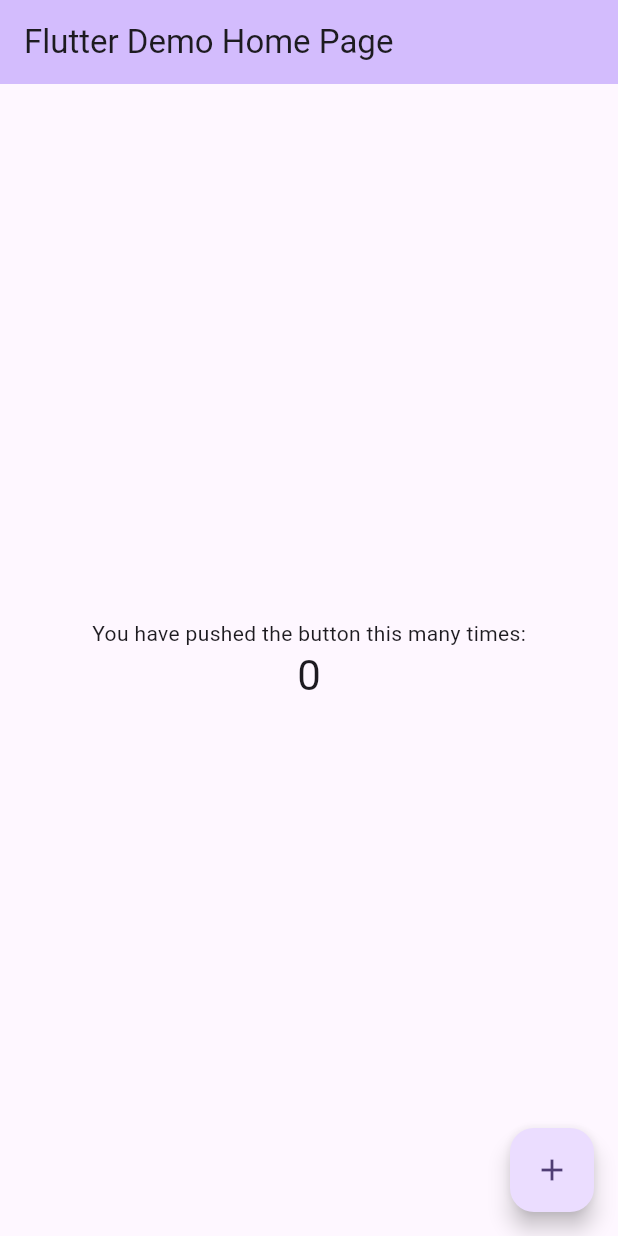
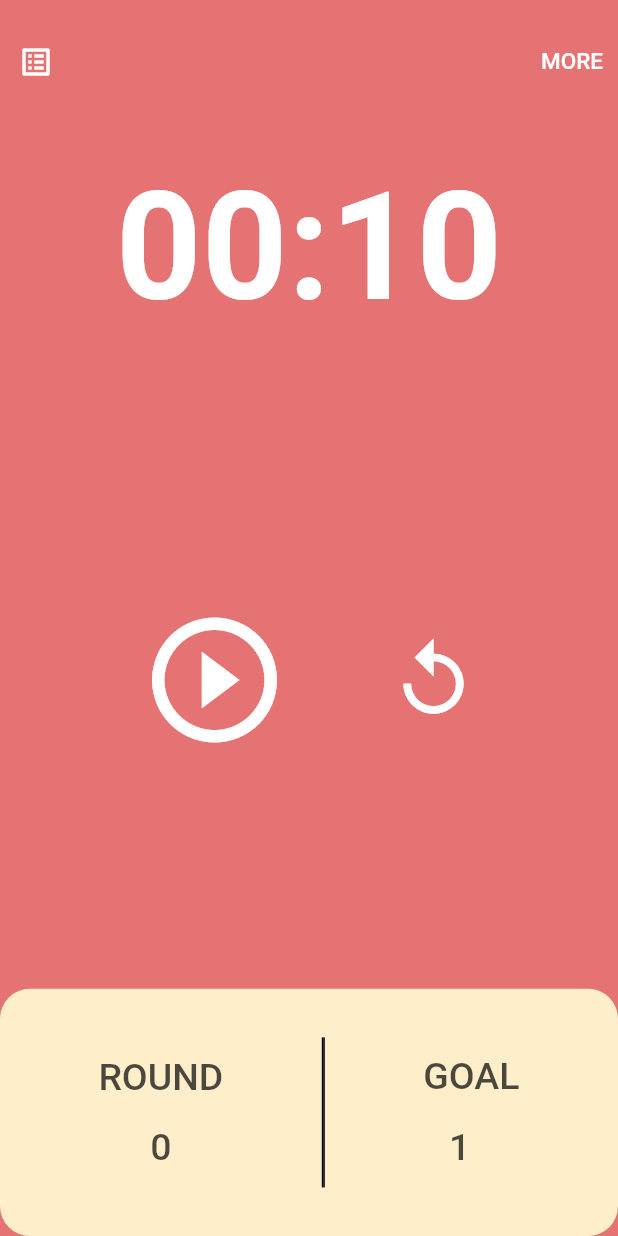
Before and after one commit to bangProgram/flutter_pomodoros, a Flutter app: the screen it shows after launch, on a phone screen of 412 x 824 dp. Run offline on Flutter 3.47's test engine with Material 2 defaults, Android fonts, the phone set to English and light mode, and no system bars.

Commit message:
pomodoro imsi End
review End

```diff
--- a/lib/main.dart
+++ b/lib/main.dart
@@ -1,125 +1,17 @@
 import 'package:flutter/material.dart';
+import 'package:flutter_pomodoros/screens/home_screen.dart';
 
 void main() {
-  runApp(const MyApp());
+  runApp(const App());
 }
 
-class MyApp extends StatelessWidget {
-  const MyApp({super.key});
+class App extends StatelessWidget {
+  const App({super.key});
 
-  // This widget is the root of your application.
   @override
   Widget build(BuildContext context) {
     return MaterialApp(
-      title: 'Flutter Demo',
-      theme: ThemeData(
-        // This is the theme of your application.
-        //
-        // TRY THIS: Try running your application with "flutter run". You'll see
-        // the application has a blue toolbar. Then, without quitting the app,
-        // try changing the seedColor in the colorScheme below to Colors.green
-        // and then invoke "hot reload" (save your changes or press the "hot
-        // reload" button in a Flutter-supported IDE, or press "r" if you used
-        // the command line to start the app).
-        //
-        // Notice that the counter didn't reset back to zero; the application
-        // state is not lost during the reload. To reset the state, use hot
-        // restart instead.
-        //
-        // This works for code too, not just values: Most code changes can be
-        // tested with just a hot reload.
-        colorScheme: ColorScheme.fromSeed(seedColor: Colors.deepPurple),
-        useMaterial3: true,
-      ),
-      home: const MyHomePage(title: 'Flutter Demo Home Page'),
+      home: HomeScreen(),
     );
   }
 }
-
-class MyHomePage extends StatefulWidget {
-  const MyHomePage({super.key, required this.title});
-
-  // This widget is the home page of your application. It is stateful, meaning
-  // that it has a State object (defined below) that contains fields that affect
-  // how it looks.
-
-  // This class is the configuration for the state. It holds the values (in this
-  // case the title) provided by the parent (in this case the App widget) and
-  // used by the build method of the State. Fields in a Widget subclass are
-  // always marked "final".
-
-  final String title;
-
-  @override
-  State<MyHomePage> createState() => _MyHomePageState();
-}
-
-class _MyHomePageState extends State<MyHomePage> {
-  int _counter = 0;
-
-  void _incrementCounter() {
-    setState(() {
-      // This call to setState tells the Flutter framework that something has
-      // changed in this State, which causes it to rerun the build method below
-      // so that the display can reflect the updated values. If we changed
-      // _counter without calling setState(), then the build method would not be
-      // called again, and so nothing would appear to happen.
-      _counter++;
-    });
-  }
-
-  @override
-  Widget build(BuildContext context) {
-    // This method is rerun every time setState is called, for instance as done
-    // by the _incrementCounter method above.
-    //
-    // The Flutter framework has been optimized to make rerunning build methods
-    // fast, so that you can just rebuild anything that needs updating rather
-    // than having to individually change instances of widgets.
-    return Scaffold(
-      appBar: AppBar(
-        // TRY THIS: Try changing the color here to a specific color (to
-        // Colors.amber, perhaps?) and trigger a hot reload to see the AppBar
-        // change color while the other colors stay the same.
-        backgroundColor: Theme.of(context).colorScheme.inversePrimary,
-        // Here we take the value from the MyHomePage object that was created by
-        // the App.build method, and use it to set our appbar title.
-        title: Text(widget.title),
-      ),
-      body: Center(
-        // Center is a layout widget. It takes a single child and positions it
-        // in the middle of the parent.
-        child: Column(
-          // Column is also a layout widget. It takes a list of children and
-          // arranges them vertically. By default, it sizes itself to fit its
-          // children horizontally, and tries to be as tall as its parent.
-          //
-          // Column has various properties to control how it sizes itself and
-          // how it positions its children. Here we use mainAxisAlignment to
-          // center the children vertically; the main axis here is the vertical
-          // axis because Columns are vertical (the cross axis would be
-          // horizontal).
-          //
-          // TRY THIS: Invoke "debug painting" (choose the "Toggle Debug Paint"
-          // action in the IDE, or press "p" in the console), to see the
-          // wireframe for each widget.
-          mainAxisAlignment: MainAxisAlignment.center,
-          children: <Widget>[
-            const Text(
-              'You have pushed the button this many times:',
-            ),
-            Text(
-              '$_counter',
-              style: Theme.of(context).textTheme.headlineMedium,
-            ),
-          ],
-        ),
-      ),
-      floatingActionButton: FloatingActionButton(
-        onPressed: _incrementCounter,
-        tooltip: 'Increment',
-        child: const Icon(Icons.add),
-      ), // This trailing comma makes auto-formatting nicer for build methods.
-    );
-  }
-}
--- /dev/null
+++ b/lib/screens/home_screen.dart
@@ -0,0 +1,253 @@
+import 'dart:async';
+
+import 'package:flutter/material.dart';
+
+class HomeScreen extends StatefulWidget {
+  const HomeScreen({super.key});
+
+  @override
+  State<HomeScreen> createState() => _HomeScreenState();
+}
+
+class _HomeScreenState extends State<HomeScreen> {
+  static int twentyMin = 10;
+
+  int settingTime = twentyMin;
+  int runningTime = twentyMin;
+  int round = 0;
+  int goal = 0;
+  bool isRunning = false;
+  late Timer timer;
+
+  void onTick(Timer timer) {
+    if (runningTime == 0) {
+      runningTime = settingTime;
+      round = round + 1;
+      isRunning = false;
+      timer.cancel();
+    } else {
+      runningTime = runningTime - 1;
+    }
+    setState(() {});
+  }
+
+  void onStartPressed() {
+    isRunning = true;
+    timer = Timer.periodic(
+      const Duration(seconds: 1),
+      onTick,
+    );
+  }
+
+  void onPausePressed() {
+    isRunning = false;
+    timer.cancel();
+    setState(() {});
+  }
+
+  void onRefreshPressed() {
+    runningTime = settingTime;
+    round = 0;
+    isRunning = false;
+    timer.cancel();
+    setState(() {});
+  }
+
+  String timeFormat(int runningTime) {
+    var fullTime = Duration(seconds: runningTime).toString().split('.').first;
+    List<String> timeList = fullTime.split(':');
+    return '${timeList[1]}:${timeList[2]}';
+  }
+
+  @override
+  Widget build(BuildContext context) {
+    return Scaffold(
+      backgroundColor: Colors.red.shade300,
+      body: Container(
+        child: Column(
+          children: [
+            Flexible(
+              flex: 1,
+              fit: FlexFit.tight,
+              child: Row(
+                mainAxisAlignment: MainAxisAlignment.spaceBetween,
+                children: [
+                  IconButton(
+                    onPressed: () {},
+                    color: Colors.white,
+                    icon: const Icon(Icons.list_alt),
+                  ),
+                  const Padding(
+                    padding: EdgeInsets.only(
+                      right: 10,
+                    ),
+                    child: Text(
+                      'MORE',
+                      style: TextStyle(
+                        fontSize: 15,
+                        fontWeight: FontWeight.w500,
+                        color: Colors.white,
+                      ),
+                    ),
+                  ),
+                ],
+              ),
+            ),
+            Flexible(
+              flex: 2,
+              fit: FlexFit.tight,
+              child: Column(
+                mainAxisAlignment: MainAxisAlignment.center,
+                children: [
+                  Text(
+                    timeFormat(runningTime),
+                    style: const TextStyle(
+                      fontSize: 100,
+                      fontWeight: FontWeight.w700,
+                      color: Colors.white,
+                    ),
+                  ),
+                ],
+              ),
+            ),
+            Flexible(
+              flex: 5,
+              fit: FlexFit.tight,
+              child: Column(
+                mainAxisAlignment: MainAxisAlignment.center,
+                children: [
+                  Row(
+                    mainAxisAlignment: MainAxisAlignment.center,
+                    children: [
+                      IconButton(
+                        iconSize: 100,
+                        color: Colors.white,
+                        onPressed: isRunning ? onPausePressed : onStartPressed,
+                        icon: isRunning
+                            ? const Icon(Icons.pause_circle_outline)
+                            : const Icon(
+                                Icons.play_circle_outline,
+                              ),
+                      ),
+                      const SizedBox(
+                        width: 50,
+                      ),
+                      IconButton(
+                        iconSize: 60,
+                        color: Colors.white,
+                        onPressed: onRefreshPressed,
+                        icon: const Icon(
+                          Icons.replay,
+                        ),
+                      ),
+                    ],
+                  ),
+                ],
+              ),
+            ),
+            Flexible(
+              flex: 2,
+              fit: FlexFit.tight,
+              child: Container(
+                decoration: BoxDecoration(
+                  borderRadius: BorderRadius.circular(20),
+                  color: const Color.fromARGB(255, 255, 238, 202),
+                ),
+                child: Row(
+                  mainAxisAlignment: MainAxisAlignment.spaceEvenly,
+                  crossAxisAlignment: CrossAxisAlignment.center,
+                  children: [
+                    Container(
+                      padding: const EdgeInsets.all(15),
+                      child: Column(
+                        mainAxisAlignment: MainAxisAlignment.center,
+                        children: [
+                          Text(
+                            'ROUND',
+                            style: TextStyle(
+                              fontSize: 25,
+                              fontWeight: FontWeight.w500,
+                              color: Colors.black.withOpacity(0.7),
+                            ),
+                          ),
+                          const SizedBox(
+                            height: 18,
+                          ),
+                          Text(
+                            '$round',
+                            style: TextStyle(
+                              fontSize: 25,
+                              fontWeight: FontWeight.w500,
+                              color: Colors.black.withOpacity(0.7),
+                            ),
+                          ),
+                        ],
+                      ),
+                    ),
+                    Container(
+                      height: 100,
+                      decoration: const BoxDecoration(
+                        border: Border(
+                          left: BorderSide(
+                            color: Colors.black,
+                          ),
+                          right: BorderSide(color: Colors.black),
+                        ),
+                      ),
+                    ),
+                    Container(
+                      padding: const EdgeInsets.all(15),
+                      child: Column(
+                        mainAxisAlignment: MainAxisAlignment.center,
+                        children: [
+                          Text(
+                            'GOAL',
+                            style: TextStyle(
+                              fontSize: 25,
+                              fontWeight: FontWeight.w500,
+                              color: Colors.black.withOpacity(0.7),
+                            ),
+                          ),
+                          const SizedBox(
+                            height: 18,
+                          ),
+                          SizedBox(
+                            width: 30,
+                            height: 30,
+                            child: ListView.builder(
+                              itemBuilder: (context, index) {
+                                print('${index + 1}');
+                                return Text(
+                                  '${index + 1}',
+                                  style: TextStyle(
+                                    fontSize: 25,
+                                    fontWeight: FontWeight.w500,
+                                    color: Colors.black.withOpacity(0.7),
+                                  ),
+                                );
+                              },
+                              itemCount: 5,
+                              // children: [],
+                              // child: Text(
+                              //   '$goal',
+                              //   style: TextStyle(
+                              //     fontSize: 25,
+                              //     fontWeight: FontWeight.w500,
+                              //     color: Colors.black.withOpacity(0.7),
+                              //   ),
+                              // ),
+                            ),
+                          ),
+                        ],
+                      ),
+                    ),
+                  ],
+                ),
+              ),
+            ),
+          ],
+        ),
+      ),
+    );
+  }
+}
```
Also changed, not shown: 1 other file.
